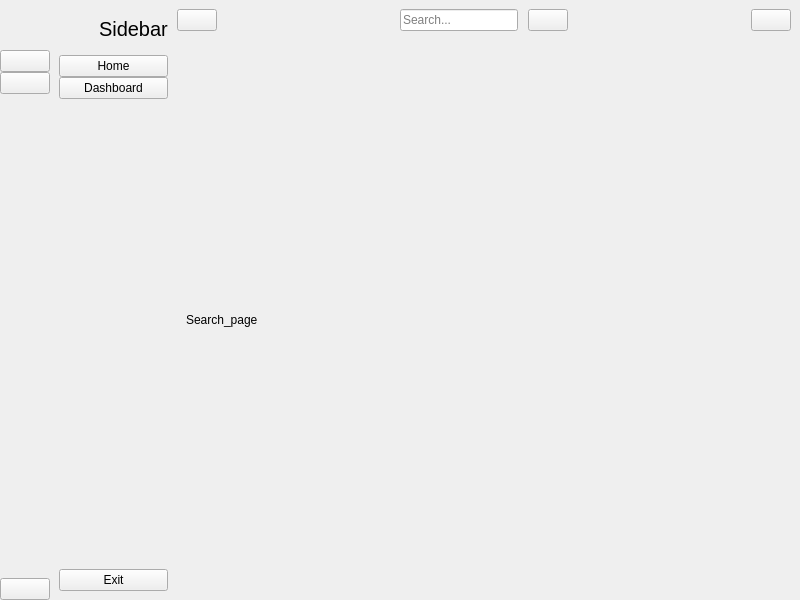
Above: add/sidebar.ui from c0de1sl1fe/auto_saver_app before the change. Below: the same form after it.
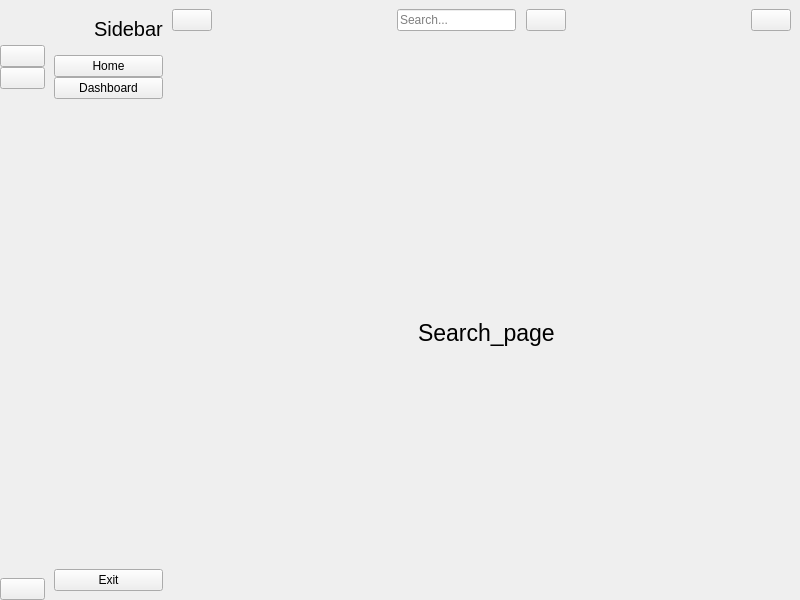
That is the form after the change. Icons and pictures are not drawn.

The edit to the form file:
```diff
--- a/add/sidebar.ui
+++ b/add/sidebar.ui
@@ -189,14 +189,14 @@
           <widget class="QLabel" name="label">
            <property name="minimumSize">
             <size>
-             <width>50</width>
-             <height>50</height>
+             <width>45</width>
+             <height>45</height>
             </size>
            </property>
            <property name="maximumSize">
             <size>
-             <width>50</width>
-             <height>50</height>
+             <width>45</width>
+             <height>45</height>
             </size>
            </property>
            <property name="text">
@@ -275,7 +275,7 @@
          <property name="sizeHint" stdset="0">
           <size>
            <width>20</width>
-           <height>459</height>
+           <height>464</height>
           </size>
          </property>
         </spacer>
@@ -369,7 +369,7 @@
             </property>
             <property name="sizeHint" stdset="0">
              <size>
-              <width>183</width>
+              <width>185</width>
               <height>20</height>
              </size>
             </property>
@@ -413,7 +413,7 @@
             </property>
             <property name="sizeHint" stdset="0">
              <size>
-              <width>183</width>
+              <width>185</width>
               <height>20</height>
              </size>
             </property>
@@ -483,13 +483,96 @@
          </widget>
          <widget class="QWidget" name="page_4">
           <layout class="QGridLayout" name="gridLayout_5">
-           <item row="0" column="0">
+           <item row="1" column="1">
+            <widget class="QLabel" name="photo_lable">
+             <property name="maximumSize">
+              <size>
+               <width>300</width>
+               <height>300</height>
+              </size>
+             </property>
+             <property name="text">
+              <string/>
+             </property>
+             <property name="pixmap">
+              <pixmap>../img/2loading_gif.gif</pixmap>
+             </property>
+             <property name="scaledContents">
+              <bool>true</bool>
+             </property>
+            </widget>
+           </item>
+           <item row="1" column="2">
+            <spacer name="horizontalSpacer_3">
+             <property name="orientation">
+              <enum>Qt::Horizontal</enum>
+             </property>
+             <property name="sizeHint" stdset="0">
+              <size>
+               <width>40</width>
+               <height>20</height>
+              </size>
+             </property>
+            </spacer>
+           </item>
+           <item row="2" column="1">
             <widget class="QLabel" name="label_6">
+             <property name="font">
+              <font>
+               <pointsize>17</pointsize>
+               <weight>50</weight>
+               <bold>false</bold>
+               <strikeout>false</strikeout>
+               <kerning>false</kerning>
+              </font>
+             </property>
+             <property name="autoFillBackground">
+              <bool>false</bool>
+             </property>
              <property name="text">
               <string>Search_page</string>
              </property>
             </widget>
            </item>
+           <item row="0" column="1">
+            <spacer name="verticalSpacer_5">
+             <property name="orientation">
+              <enum>Qt::Vertical</enum>
+             </property>
+             <property name="sizeHint" stdset="0">
+              <size>
+               <width>20</width>
+               <height>40</height>
+              </size>
+             </property>
+            </spacer>
+           </item>
+           <item row="3" column="1">
+            <spacer name="verticalSpacer_4">
+             <property name="orientation">
+              <enum>Qt::Vertical</enum>
+             </property>
+             <property name="sizeHint" stdset="0">
+              <size>
+               <width>20</width>
+               <height>40</height>
+              </size>
+             </property>
+            </spacer>
+           </item>
+           <item row="1" column="0">
+            <spacer name="horizontalSpacer_4">
+             <property name="orientation">
+              <enum>Qt::Horizontal</enum>
+             </property>
+             <property name="sizeHint" stdset="0">
+              <size>
+               <width>40</width>
+               <height>20</height>
+              </size>
+             </property>
+            </spacer>
+           </item>
           </layout>
          </widget>
         </widget>
```
Left out of the diff: 5 changed lines with no effect on the pictures.
